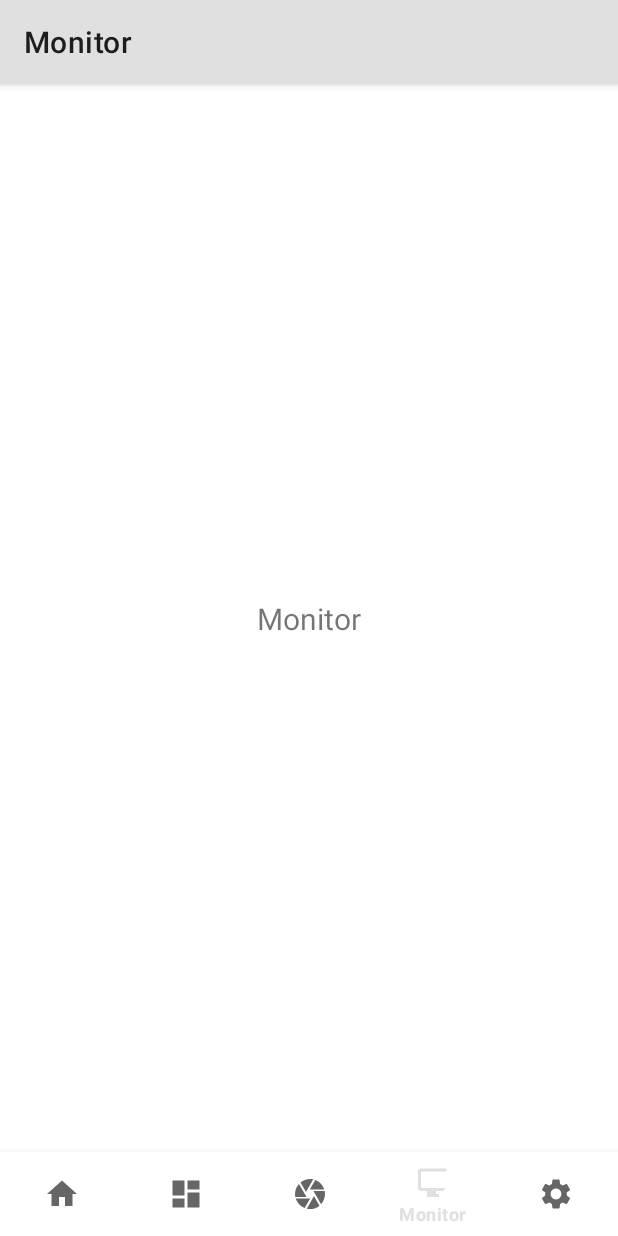
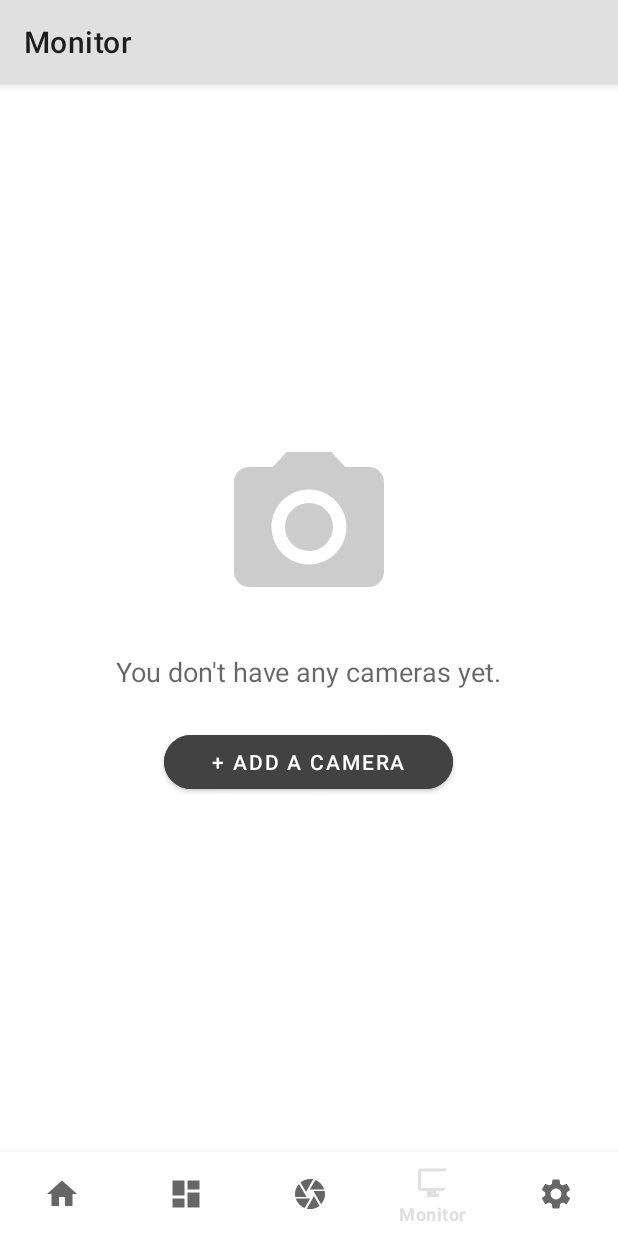
Before and after one commit to Venomous-pie/home_security_final, an Android app: the MonitorFragment screen opened through its navigation route, on a phone screen of 412 x 824 dp. Run offline under Robolectric (Android 15) with nearby library versions, the phone set to English and light mode, and no system bars; our stand-ins replace Firebase (no records; nobody signed in at launch, a user with empty details on screens opened directly), navigation-ui.

Commit message:
polished ui

```diff
--- a/app/src/main/java/com/example/smarthomeappfinal/ui/home/HomeFragment.kt
+++ b/app/src/main/java/com/example/smarthomeappfinal/ui/home/HomeFragment.kt
@@ -1,42 +1,19 @@
 package com.example.smarthomeappfinal.ui.home
 
-import android.content.Intent
 import android.os.Bundle
 import android.view.LayoutInflater
 import android.view.View
 import android.view.ViewGroup
-import android.widget.Button
-// import android.widget.Toast // No longer needed for placeholder
 import androidx.fragment.app.Fragment
-import com.example.smarthomeappfinal.PrepareDeviceActivity
 import com.example.smarthomeappfinal.R
-// import com.example.smarthomeappfinal.databinding.FragmentHomeBinding // Binding might not be necessary if direct view access is simple
-// import androidx.lifecycle.ViewModelProvider // ViewModel might not be needed for this static-like page
 
 class HomeFragment : Fragment() {
-
-    // private var _binding: FragmentHomeBinding? = null
-    // private val binding get() = _binding!!
 
     override fun onCreateView(
         inflater: LayoutInflater,
         container: ViewGroup?,
         savedInstanceState: Bundle?
     ): View? {
-        val view = inflater.inflate(R.layout.fragment_home, container, false)
-
-        // Example: Set up the "Add Camera" button click listener
-        val btnAddCamera: Button? = view.findViewById(R.id.btnAddCamera)
-        btnAddCamera?.setOnClickListener {
-            val intent = Intent(activity, PrepareDeviceActivity::class.java)
-            startActivity(intent)
-        }
-
-        return view
+        return inflater.inflate(R.layout.fragment_home, container, false)
     }
-
-    // override fun onDestroyView() {
-    //     super.onDestroyView()
-    //     _binding = null
-    // }
 }
--- a/app/src/main/java/com/example/smarthomeappfinal/ui/monitor/MonitorFragment.kt
+++ b/app/src/main/java/com/example/smarthomeappfinal/ui/monitor/MonitorFragment.kt
@@ -1,10 +1,14 @@
 package com.example.smarthomeappfinal.ui.monitor
 
+import android.content.Intent
 import android.os.Bundle
 import android.view.LayoutInflater
 import android.view.View
 import android.view.ViewGroup
+import android.widget.Button
 import androidx.fragment.app.Fragment
+import com.example.smarthomeappfinal.PrepareDeviceActivity
+import com.example.smarthomeappfinal.R
 import com.example.smarthomeappfinal.databinding.FragmentMonitorBinding
 
 class MonitorFragment : Fragment() {
@@ -18,6 +22,13 @@ class MonitorFragment : Fragment() {
         savedInstanceState: Bundle?
     ): View {
         _binding = FragmentMonitorBinding.inflate(inflater, container, false)
+
+        // Set up the "Add Camera" button click listener
+        binding.btnAddCamera.setOnClickListener {
+            val intent = Intent(activity, PrepareDeviceActivity::class.java)
+            startActivity(intent)
+        }
+
         return binding.root
     }
 
--- a/app/src/main/res/layout/fragment_monitor.xml
+++ b/app/src/main/res/layout/fragment_monitor.xml
@@ -1,18 +1,43 @@
 <?xml version="1.0" encoding="utf-8"?>
-<androidx.constraintlayout.widget.ConstraintLayout xmlns:android="http://schemas.android.com/apk/res/android"
+<RelativeLayout xmlns:android="http://schemas.android.com/apk/res/android"
     xmlns:app="http://schemas.android.com/apk/res-auto"
+    xmlns:tools="http://schemas.android.com/tools"
     android:layout_width="match_parent"
-    android:layout_height="match_parent">
+    android:layout_height="match_parent"
+    android:gravity="center"
+    android:padding="16dp">
+
+    <ImageView
+        android:id="@+id/ivNoCamerasIcon"
+        android:layout_width="120dp"
+        android:layout_height="120dp"
+        android:layout_centerHorizontal="true"
+        android:src="@drawable/ic_camera_placeholder"
+        android:contentDescription="No cameras icon"
+        app:tint="#CCCCCC" />
 
     <TextView
-        android:id="@+id/text_monitor"
+        android:id="@+id/tvNoCamerasMessage"
         android:layout_width="wrap_content"
         android:layout_height="wrap_content"
-        android:text="@string/title_monitor"
-        android:textSize="20sp"
-        app:layout_constraintBottom_toBottomOf="parent"
-        app:layout_constraintEnd_toEndOf="parent"
-        app:layout_constraintStart_toStartOf="parent"
-        app:layout_constraintTop_toTopOf="parent" />
+        android:layout_below="@id/ivNoCamerasIcon"
+        android:layout_centerHorizontal="true"
+        android:layout_marginTop="24dp"
+        android:text="You don\'t have any cameras yet."
+        android:textAppearance="@style/TextAppearance.AppCompat.Medium" />
 
-</androidx.constraintlayout.widget.ConstraintLayout>
+    <Button
+        android:id="@+id/btnAddCamera"
+        android:layout_width="wrap_content"
+        android:layout_height="wrap_content"
+        android:layout_below="@id/tvNoCamerasMessage"
+        android:layout_centerHorizontal="true"
+        android:layout_marginTop="24dp"
+        android:text="+ Add a Camera"
+        android:backgroundTint="@color/splash_text_gray"
+        android:textColor="@color/white"
+        android:paddingStart="32dp"
+        android:paddingEnd="32dp"
+        app:cornerRadius="20dp"/>
+
+</RelativeLayout>
```
Also changed, not shown: app/src/main/res/layout/fragment_home.xml (+10 -36 lines).
